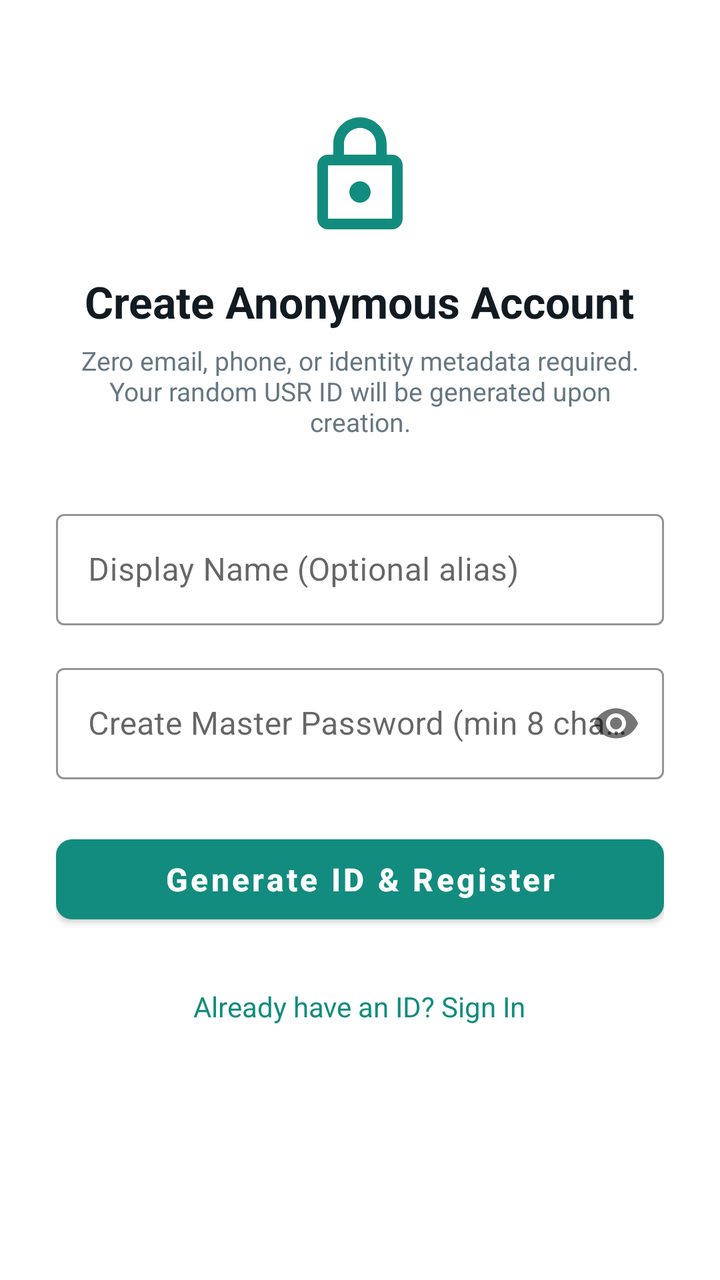
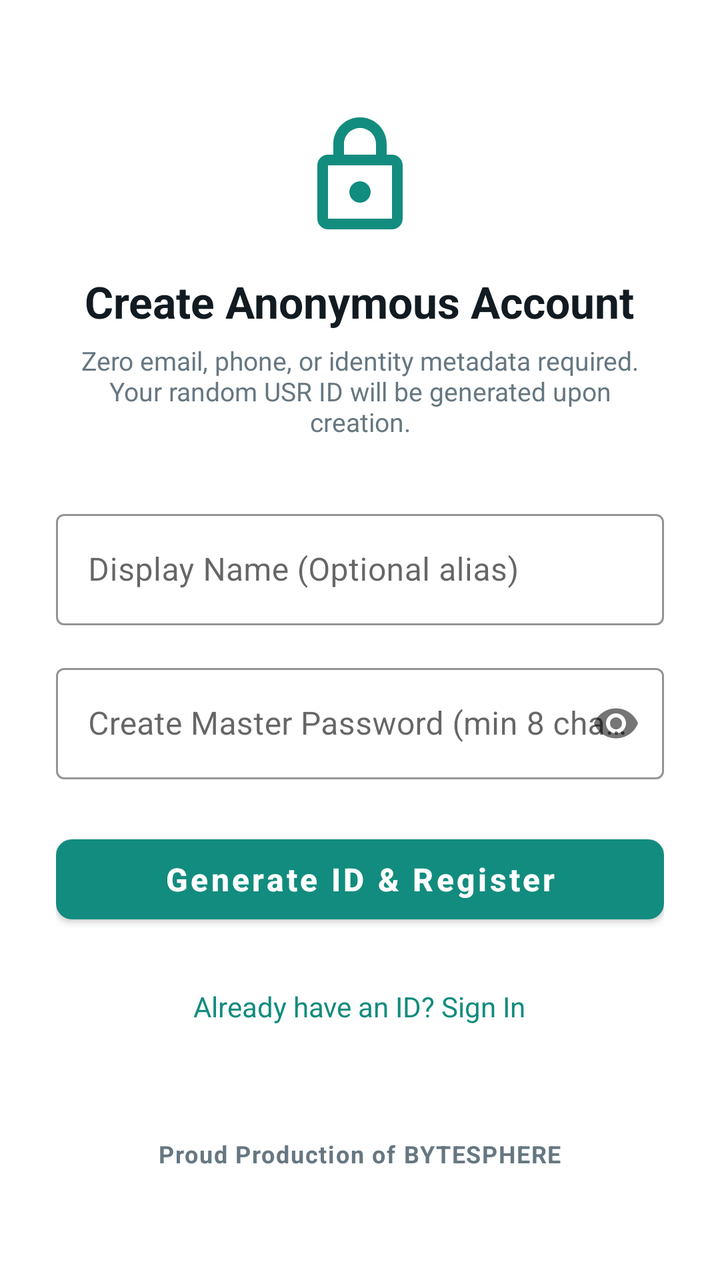

An Android layout rendered at two revisions. The XML below is the earlier revision; the diff shows what the commit changed to produce the second picture.
<!-- AndroidManifest.xml: application theme Theme.AnonChat -->
<!-- res/layout/activity_register.xml -->
<?xml version="1.0" encoding="utf-8"?>
<ScrollView xmlns:android="http://schemas.android.com/apk/res/android"
    xmlns:app="http://schemas.android.com/apk/res-auto"
    android:layout_width="match_parent"
    android:layout_height="match_parent"
    android:fillViewport="true"
    android:background="@color/background_white">

    <LinearLayout
        android:layout_width="match_parent"
        android:layout_height="wrap_content"
        android:orientation="vertical"
        android:padding="28dp"
        android:gravity="center_horizontal">

        <ImageView
            android:layout_width="64dp"
            android:layout_height="64dp"
            android:layout_marginTop="28dp"
            android:src="@drawable/ic_lock"
            android:contentDescription="@string/register_title" />

        <TextView
            android:layout_width="wrap_content"
            android:layout_height="wrap_content"
            android:layout_marginTop="16dp"
            android:text="@string/register_title"
            android:textSize="22sp"
            android:textStyle="bold"
            android:textColor="@color/text_primary" />

        <TextView
            android:layout_width="wrap_content"
            android:layout_height="wrap_content"
            android:layout_marginTop="6dp"
            android:text="Zero email, phone, or identity metadata required.\nYour random USR ID will be generated upon creation."
            android:gravity="center"
            android:textSize="13sp"
            android:textColor="@color/text_secondary" />

        
        <com.google.android.material.textfield.TextInputLayout
            android:id="@+id/til_display_name"
            android:layout_width="match_parent"
            android:layout_height="wrap_content"
            android:layout_marginTop="32dp"
            android:hint="@string/display_name_hint"
            app:boxStrokeColor="@color/primary"
            app:hintTextColor="@color/primary"
            style="@style/Widget.MaterialComponents.TextInputLayout.OutlinedBox">

            <com.google.android.material.textfield.TextInputEditText
                android:id="@+id/et_display_name"
                android:layout_width="match_parent"
                android:layout_height="wrap_content"
                android:singleLine="true" />
        </com.google.android.material.textfield.TextInputLayout>

        
        <com.google.android.material.textfield.TextInputLayout
            android:id="@+id/til_password"
            android:layout_width="match_parent"
            android:layout_height="wrap_content"
            android:layout_marginTop="16dp"
            android:hint="Create Master Password (min 8 chars)"
            app:passwordToggleEnabled="true"
            app:boxStrokeColor="@color/primary"
            app:hintTextColor="@color/primary"
            style="@style/Widget.MaterialComponents.TextInputLayout.OutlinedBox">

            <com.google.android.material.textfield.TextInputEditText
                android:id="@+id/et_password"
                android:layout_width="match_parent"
                android:layout_height="wrap_content"
                android:inputType="textPassword"
                android:singleLine="true" />
        </com.google.android.material.textfield.TextInputLayout>

        <ProgressBar
            android:id="@+id/progress_bar"
            android:layout_width="wrap_content"
            android:layout_height="wrap_content"
            android:layout_marginTop="20dp"
            android:visibility="gone" />

        
        <com.google.android.material.button.MaterialButton
            android:id="@+id/btn_register"
            android:layout_width="match_parent"
            android:layout_height="52dp"
            android:layout_marginTop="24dp"
            android:text="@string/register_action"
            android:textAllCaps="false"
            android:textSize="16sp"
            android:textStyle="bold"
            app:backgroundTint="@color/primary"
            app:cornerRadius="8dp" />

        
        <TextView
            android:id="@+id/tv_go_to_login"
            android:layout_width="wrap_content"
            android:layout_height="wrap_content"
            android:layout_marginTop="20dp"
            android:padding="8dp"
            android:text="Already have an ID? Sign In"
            android:textSize="14sp"
            android:textColor="@color/primary" />

    </LinearLayout>
</ScrollView>
<!-- resources referenced by this layout -->
<resources>
  <color name="background_white">#FFFFFF</color>
  <color name="primary">#128C7E</color>
  <color name="text_primary">#111B21</color>
  <color name="text_secondary">#667781</color>
  <!-- drawable ic_lock (drawable) -->
  <vector xmlns:android="http://schemas.android.com/apk/res/android"
      android:width="24dp"
      android:height="24dp"
      android:viewportWidth="24"
      android:viewportHeight="24">
    <path
        android:fillColor="@color/primary"
        android:pathData="M18,8h-1V6c0,-2.76 -2.24,-5 -5,-5S7,3.24 7,6v2H6c-1.1,0 -2,0.9 -2,2v10c0,1.1 0.9,2 2,2h12c1.1,0 2,-0.9 2,-2V10c0,-1.1 -0.9,-2 -2,-2zM9,6c0,-1.66 1.34,-3 3,-3s3,1.34 3,3v2H9V6zm9,14H6V10h12v10zm-6,-3c1.1,0 2,-0.9 2,-2s-0.9,-2 -2,-2 -2,0.9 -2,2 0.9,2 2,2z"/>
  </vector>
  <string name="display_name_hint">Display Name (Optional alias)</string>
  <string name="register_action">Generate ID &amp; Register</string>
  <string name="register_title">Create Anonymous Account</string>
  <style name="Theme.AnonChat" parent="Theme.MaterialComponents.Light.NoActionBar">
          
          <item name="colorPrimary">@color/primary</item>
          <item name="colorPrimaryDark">@color/primary_dark</item>
          <item name="colorAccent">@color/accent</item>
  
          
          <item name="android:statusBarColor">@color/primary_dark</item>
          <item name="android:navigationBarColor">@color/background_white</item>
          <item name="android:windowLightNavigationBar">true</item>
  
          
          <item name="android:windowBackground">@color/background_white</item>
          <item name="android:textColorPrimary">@color/text_primary</item>
          <item name="android:textColorSecondary">@color/text_secondary</item>
      </style>
  <color name="primary_dark">#075E54</color>
  <color name="accent">#25D366</color>
</resources>

<!-- the commit's change to res/layout/activity_register.xml (unified diff, before → after) -->
@@ -107,5 +107,19 @@
             android:textSize="14sp"
             android:textColor="@color/primary" />
 
+        
+        <TextView
+            android:id="@+id/tv_footer_branding"
+            android:layout_width="wrap_content"
+            android:layout_height="wrap_content"
+            android:layout_marginTop="40dp"
+            android:layout_marginBottom="16dp"
+            android:padding="8dp"
+            android:text="@string/proud_production"
+            android:textSize="12sp"
+            android:textStyle="bold"
+            android:letterSpacing="0.05"
+            android:textColor="@color/text_secondary" />
+
     </LinearLayout>
 </ScrollView>
<!-- resource entries referenced after the edit -->
@@ -15,6 +15,7 @@
         android:pathData="M18,8h-1V6c0,-2.76 -2.24,-5 -5,-5S7,3.24 7,6v2H6c-1.1,0 -2,0.9 -2,2v10c0,1.1 0.9,2 2,2h12c1.1,0 2,-0.9 2,-2V10c0,-1.1 -0.9,-2 -2,-2zM9,6c0,-1.66 1.34,-3 3,-3s3,1.34 3,3v2H9V6zm9,14H6V10h12v10zm-6,-3c1.1,0 2,-0.9 2,-2s-0.9,-2 -2,-2 -2,0.9 -2,2 0.9,2 2,2z"/>
   </vector>
   <string name="display_name_hint">Display Name (Optional alias)</string>
+  <string name="proud_production">Proud Production of BYTESPHERE</string>
   <string name="register_action">Generate ID &amp; Register</string>
   <string name="register_title">Create Anonymous Account</string>
   <style name="Theme.AnonChat" parent="Theme.MaterialComponents.Light.NoActionBar">
